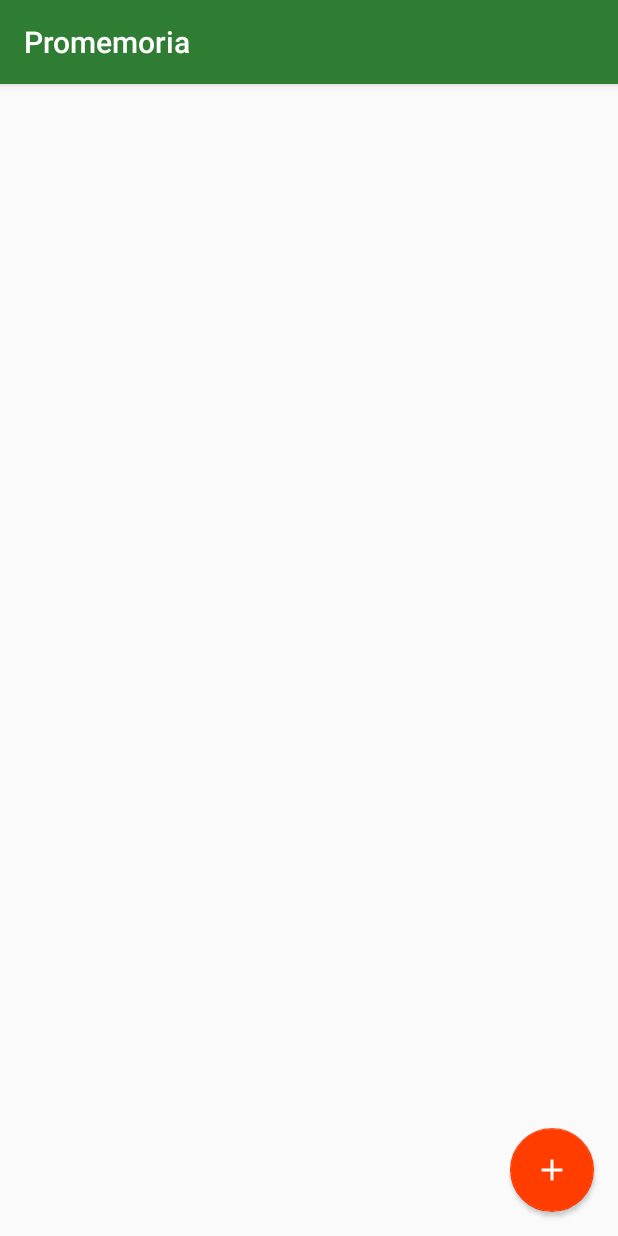
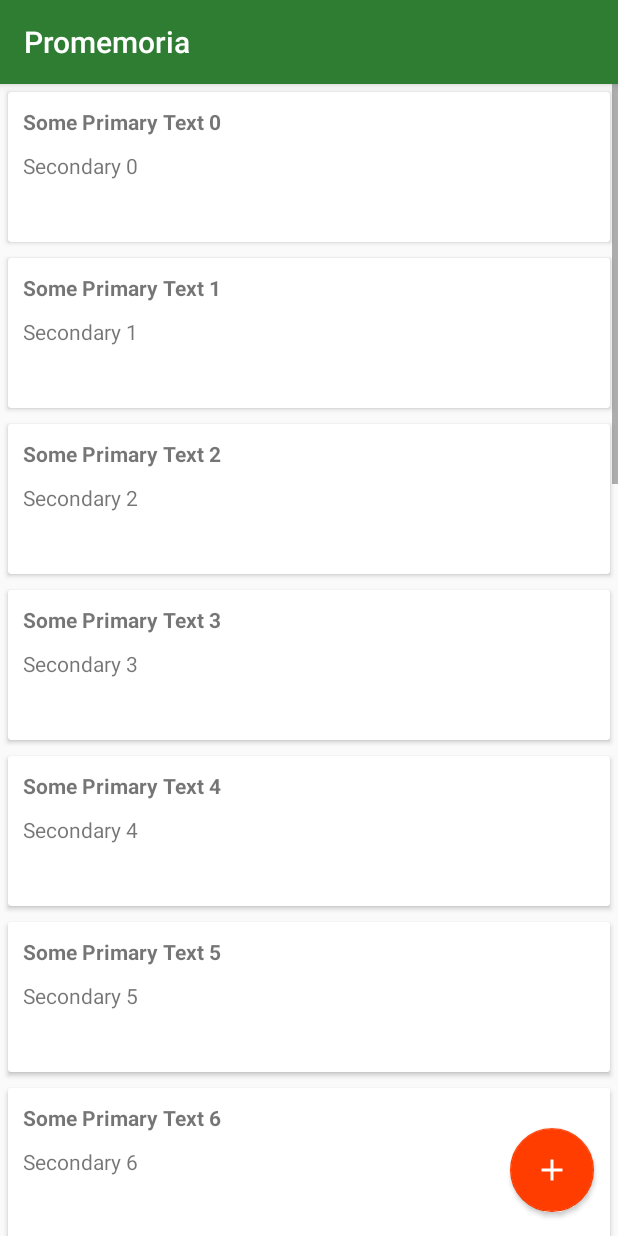
Before and after one commit to pisto92/FrankensteinApp, an Android app: the MemoActivity screen opened directly, with no data from a screen before it, on a phone screen of 412 x 824 dp. Run offline under Robolectric (Android 15) with nearby library versions, the phone set to English and light mode, and no system bars.

Commit message:
aggiunte card in memo listing

```diff
--- a/app/build.gradle
+++ b/app/build.gradle
@@ -23,6 +23,7 @@ dependencies {
     compile fileTree(dir: 'libs', include: ['*.jar'])
     testCompile 'junit:junit:4.12'
     compile 'com.android.support:appcompat-v7:23.3.0'
+    compile 'com.android.support:cardview-v7:23.3.0'
     compile 'com.android.support:recyclerview-v7:23.3.0'
     compile 'com.android.support:design:23.3.0'
 }
--- a/app/src/main/java/com/pisto/frankensteinapp/DrawerRowAdapter.java
+++ b/app/src/main/java/com/pisto/frankensteinapp/DrawerRowAdapter.java
@@ -8,7 +8,7 @@ import android.view.ViewGroup;
 import android.widget.ImageView;
 import android.widget.TextView;
 
-public class DrawerRowAdapter extends RecyclerView.Adapter<DrawerRowAdapter.ViewHolder>
+public class DrawerRowAdapter extends RecyclerView.Adapter<DrawerRowAdapter.DrawerViewHolder>
 {
 
     private static final int TYPE_HEADER = 0;
@@ -19,16 +19,16 @@ public class DrawerRowAdapter extends RecyclerView.Adapter<DrawerRowAdapter.View
 
     private String carModel;
 
-    public static class ViewHolder extends RecyclerView.ViewHolder implements View.OnClickListener
+    public static class DrawerViewHolder extends RecyclerView.ViewHolder implements View.OnClickListener
     {
         int holderId;
 
         TextView textView;
         TextView name;
         ImageView icon;
-        private Context context;
+        Context context;
 
-        public ViewHolder(View itemView, int ViewType, Context context)
+        public DrawerViewHolder(View itemView, int ViewType, Context context)
         {
             super(itemView);
             this.context = context;
@@ -59,23 +59,23 @@ public class DrawerRowAdapter extends RecyclerView.Adapter<DrawerRowAdapter.View
     }
 
     @Override
-    public DrawerRowAdapter.ViewHolder onCreateViewHolder(ViewGroup parent, int viewType)
+    public DrawerViewHolder onCreateViewHolder(ViewGroup parent, int viewType)
     {
         if (viewType == TYPE_ITEM)
         {
             View item = LayoutInflater.from(parent.getContext()).inflate(R.layout.drawer_itemrow, parent, false);
-            ViewHolder viewHolderItem = new ViewHolder(item, viewType, parent.getContext());
+            DrawerViewHolder viewHolderItem = new DrawerViewHolder(item, viewType, parent.getContext());
             return viewHolderItem;
         } else if (viewType == TYPE_HEADER)
         {
             View holder = LayoutInflater.from(parent.getContext()).inflate(R.layout.drawer_header, parent, false);
-            ViewHolder viewHolderHeader = new ViewHolder(holder, viewType, parent.getContext());
+            DrawerViewHolder viewHolderHeader = new DrawerViewHolder(holder, viewType, parent.getContext());
             return viewHolderHeader;
         }
         return null;
     }
 
-    public void onBindViewHolder(DrawerRowAdapter.ViewHolder holder, int position)
+    public void onBindViewHolder(DrawerViewHolder holder, int position)
     {
         if (holder.holderId == 1)
         {
--- a/app/src/main/java/com/pisto/frankensteinapp/MemoActivity.java
+++ b/app/src/main/java/com/pisto/frankensteinapp/MemoActivity.java
@@ -4,11 +4,19 @@ import android.os.Bundle;
 import android.support.design.widget.FloatingActionButton;
 import android.support.design.widget.Snackbar;
 import android.support.v7.app.AppCompatActivity;
+import android.support.v7.widget.LinearLayoutManager;
+import android.support.v7.widget.RecyclerView;
 import android.support.v7.widget.Toolbar;
 import android.view.View;
 
+import java.util.ArrayList;
+
 public class MemoActivity extends AppCompatActivity
 {
+
+    private RecyclerView memoRecyclerView;
+    private RecyclerView.Adapter memoAdapter;
+    private RecyclerView.LayoutManager layoutManager;
 
     @Override
     protected void onCreate(Bundle savedInstanceState)
@@ -19,7 +27,25 @@ public class MemoActivity extends AppCompatActivity
         Toolbar toolbar = (Toolbar) findViewById(R.id.toolbar);
         setSupportActionBar(toolbar);
 
+        configureMemoRecyclerView();
+        configureFAB();
+    }
+
+    private void configureMemoRecyclerView()
+    {
+        memoRecyclerView = (RecyclerView) findViewById(R.id.recyclerview_memo);
+        memoRecyclerView.setHasFixedSize(true);
+        layoutManager = new LinearLayoutManager(this);
+        memoRecyclerView.setLayoutManager(layoutManager);
+        memoAdapter = new MemoViewAdapter(getDataSet());
+        memoRecyclerView.setAdapter(memoAdapter);
+    }
+
+    private void configureFAB()
+    {
         FloatingActionButton fab = (FloatingActionButton) findViewById(R.id.fab);
+        if (fab != null)
+        {
             fab.setOnClickListener(new View.OnClickListener()
             {
                 @Override
@@ -29,5 +55,17 @@ public class MemoActivity extends AppCompatActivity
                 }
             });
         }
+    }
+
+    private ArrayList<MemoItem> getDataSet()
+    {
+        ArrayList results = new ArrayList<MemoItem>();
+        for (int index = 0; index < 20; index++)
+        {
+            MemoItem obj = new MemoItem("Some Primary Text " + index,"Secondary " + index);
+            results.add(index, obj);
+        }
+        return results;
+    }
 
 }
--- /dev/null
+++ b/app/src/main/java/com/pisto/frankensteinapp/MemoItem.java
@@ -0,0 +1,34 @@
+package com.pisto.frankensteinapp;
+
+public class MemoItem
+{
+
+    private String firstLine;
+    private String secondLine;
+
+    public MemoItem(String text1, String text2)
+    {
+        firstLine = text1;
+        secondLine = text2;
+    }
+
+    public String getFirstLine()
+    {
+        return firstLine;
+    }
+
+    public void setFirstLine(String firstLine)
+    {
+        this.firstLine = firstLine;
+    }
+
+    public String getSecondLine()
+    {
+        return secondLine;
+    }
+
+    public void setSecondLine(String secondLine)
+    {
+        this.secondLine = secondLine;
+    }
+}
--- /dev/null
+++ b/app/src/main/java/com/pisto/frankensteinapp/MemoViewAdapter.java
@@ -0,0 +1,60 @@
+package com.pisto.frankensteinapp;
+
+import android.support.v7.widget.RecyclerView;
+import android.view.LayoutInflater;
+import android.view.View;
+import android.view.ViewGroup;
+import android.widget.TextView;
+
+import java.util.ArrayList;
+
+public class MemoViewAdapter extends RecyclerView.Adapter<MemoViewAdapter.MemoViewHolder>
+{
+
+    private ArrayList<MemoItem> dataset;
+
+    public static class MemoViewHolder extends RecyclerView.ViewHolder implements View.OnClickListener
+    {
+        TextView firstLine;
+        TextView secondLine;
+
+        public MemoViewHolder(View itemView)
+        {
+            super(itemView);
+            firstLine = (TextView) itemView.findViewById(R.id.textview_first_line);
+            secondLine = (TextView) itemView.findViewById(R.id.textview_second_line);
+            itemView.setOnClickListener(this);
+        }
+
+        @Override
+        public void onClick(View v)
+        {
+        }
+    }
+
+    public MemoViewAdapter(ArrayList<MemoItem> dataset)
+    {
+        this.dataset = dataset;
+    }
+
+    @Override
+    public MemoViewHolder onCreateViewHolder(ViewGroup parent, int viewType)
+    {
+        View view = LayoutInflater.from(parent.getContext()).inflate(R.layout.cardview_memo, parent, false);
+        MemoViewHolder dataObjectHolder = new MemoViewHolder(view);
+        return dataObjectHolder;
+    }
+
+    @Override
+    public void onBindViewHolder(MemoViewHolder holder, int position)
+    {
+        holder.firstLine.setText(dataset.get(position).getFirstLine());
+        holder.secondLine.setText(dataset.get(position).getSecondLine());
+    }
+
+    @Override
+    public int getItemCount()
+    {
+        return dataset.size();
+    }
+}
--- a/app/src/main/res/layout/activity_memo.xml
+++ b/app/src/main/res/layout/activity_memo.xml
@@ -9,6 +9,12 @@
     <RelativeLayout
         android:layout_width="match_parent"
         android:layout_height="match_parent">
+
+        <android.support.v7.widget.RecyclerView
+            android:id="@+id/recyclerview_memo"
+            android:layout_width="match_parent"
+            android:layout_height="match_parent"
+            android:scrollbars="vertical" />
 
         <android.support.design.widget.FloatingActionButton
             android:id="@+id/fab"
--- /dev/null
+++ b/app/src/main/res/layout/cardview_memo.xml
@@ -0,0 +1,36 @@
+<?xml version="1.0" encoding="utf-8"?>
+<LinearLayout xmlns:android="http://schemas.android.com/apk/res/android"
+    xmlns:card_view="http://schemas.android.com/apk/res-auto"
+    android:orientation="vertical"
+    android:layout_width="match_parent"
+    android:layout_height="wrap_content">
+
+    <android.support.v7.widget.CardView
+        android:id="@+id/card_view"
+        android:layout_gravity="center"
+        android:layout_width="fill_parent"
+        android:layout_height="100dp"
+        android:layout_margin="5dp"
+        card_view:cardCornerRadius="2dp"
+        card_view:contentPadding="10dp">
+
+        <RelativeLayout
+            android:layout_width="fill_parent"
+            android:layout_height="fill_parent">
+
+            <TextView
+                android:id="@+id/textview_first_line"
+                android:layout_width="wrap_content"
+                android:layout_height="wrap_content"
+                android:textStyle="bold"
+                android:layout_alignParentTop="true"/>
+
+            <TextView
+                android:id="@+id/textview_second_line"
+                android:layout_width="wrap_content"
+                android:layout_height="wrap_content"
+                android:layout_marginTop="10dp"
+                android:layout_below="@+id/textview_first_line"/>
+        </RelativeLayout>
+    </android.support.v7.widget.CardView>
+</LinearLayout>
```
Lines whose indentation alone changed are shown as unchanged.
